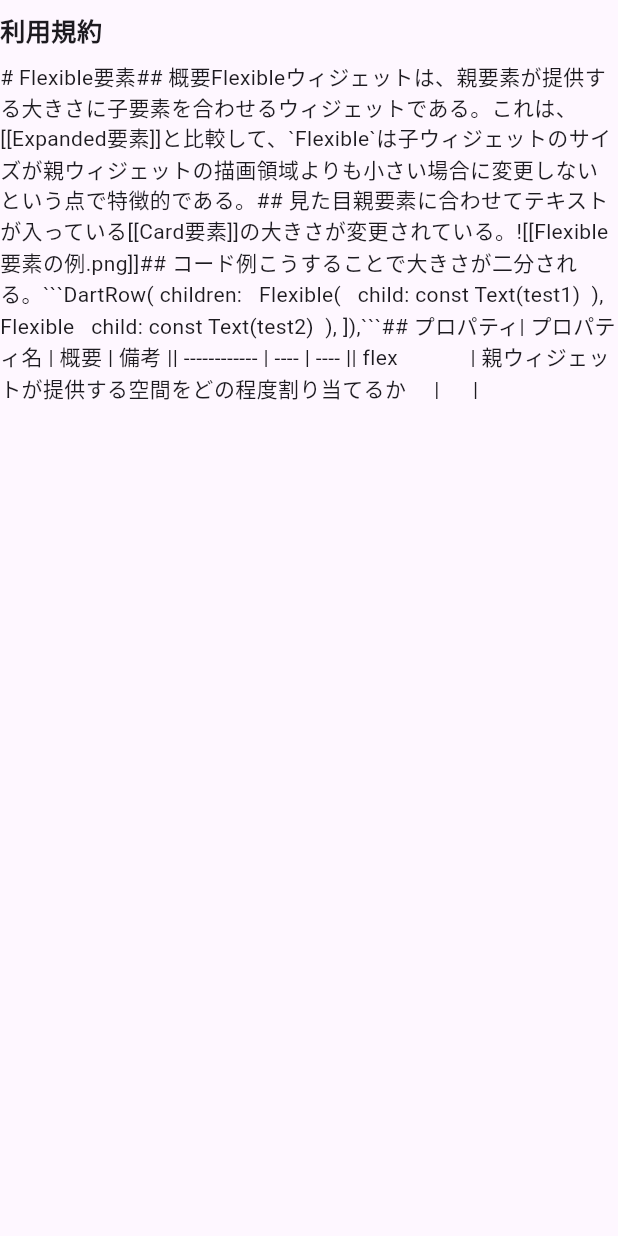
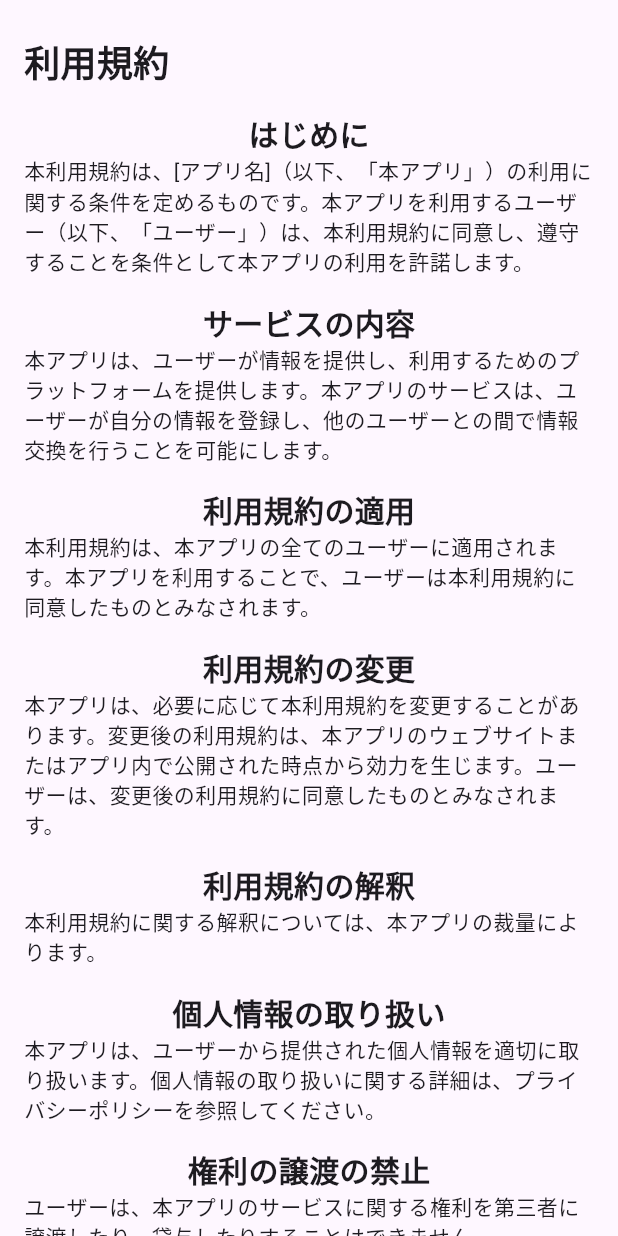
Before and after one commit to gls-tohtech/oshikatsu-product, a Flutter app: the TermOfServiceComponent widget shown alone on an empty page, opened directly, on a phone screen of 412 x 824 dp. Run offline on Flutter 3.47's test engine with Material 3 defaults, Android fonts, the phone set to English and light mode, and no system bars; our stand-ins replace cloud_firestore, file_picker, firebase_auth, firebase_core, firebase_storage, flutter_chat_types and 4 more; missing offline and left inert: flutter_firebase_chat_core; accounts and stored records are empty; network calls fail; project files that could hold a hidden picture were left out.

Commit message:
利用規約を見やすいように変更

````diff
--- a/flutter/lib/widgets/termOfService.dart
+++ b/flutter/lib/widgets/termOfService.dart
@@ -1,4 +1,5 @@
 import 'package:flutter/material.dart';
+import 'package:oshikatsu_product/widgets/standardPadding.dart';
 
 //ここに利用規約
 const TERM_OF_SERVICE_TEXT = "# Flexible要素## 概要Flexibleウィジェットは、親要素が提供する大きさに子要素を合わせるウィジェットである。これは、[[Expanded要素]]と比較して、`Flexible`は子ウィジェットのサイズが親ウィジェットの描画領域よりも小さい場合に変更しないという点で特徴的である。## 見た目親要素に合わせてテキストが入っている[[Card要素]]の大きさが変更されている。![[Flexible要素の例.png]]## コード例こうすることで大きさが二分される。```DartRow(	children: 		Flexible(			child: const Text(test1)		),		Flexible			child: const Text(test2)		),	]),```## プロパティ| プロパティ名 | 概要 | 備考 || ------------ | ---- | ---- || flex             | 親ウィジェットが提供する空間をどの程度割り当てるか     |      |";
@@ -10,17 +11,62 @@ class TermOfServiceComponent extends StatelessWidget {
     final Size size = MediaQuery.of(context).size;
     return Column(
       children: [
-        Padding(padding: EdgeInsets.symmetric(vertical:  size.height * 0.005)),
-        const Align(
-          alignment: Alignment.centerLeft,
-          child: Text(
-            "利用規約",
-            textScaler: TextScaler.linear(1.2),
-            style: TextStyle(fontWeight: FontWeight.bold),
+        StandartPaddingComponent(),
+        SingleChildScrollView(
+          padding: const EdgeInsets.all(16.0),
+          child: Column(
+            crossAxisAlignment: CrossAxisAlignment.start,
+            children: <Widget>[
+              const Align(
+                alignment: Alignment.centerLeft,
+                child: Text('利用規約', style: TextStyle(fontSize: 24, fontWeight: FontWeight.bold)),
+              ),
+              buildSection(
+                'はじめに',
+                '本利用規約は、[アプリ名]（以下、「本アプリ」）の利用に関する条件を定めるものです。本アプリを利用するユーザー（以下、「ユーザー」）は、本利用規約に同意し、遵守することを条件として本アプリの利用を許諾します。'
+              ),
+              buildSection(
+                'サービスの内容',
+                '本アプリは、ユーザーが情報を提供し、利用するためのプラットフォームを提供します。本アプリのサービスは、ユーザーが自分の情報を登録し、他のユーザーとの間で情報交換を行うことを可能にします。'
+              ),
+              buildSection(
+                '利用規約の適用',
+                '本利用規約は、本アプリの全てのユーザーに適用されます。本アプリを利用することで、ユーザーは本利用規約に同意したものとみなされます。'
+              ),
+              buildSection(
+                '利用規約の変更',
+                '本アプリは、必要に応じて本利用規約を変更することがあります。変更後の利用規約は、本アプリのウェブサイトまたはアプリ内で公開された時点から効力を生じます。ユーザーは、変更後の利用規約に同意したものとみなされます。'
+              ),
+              buildSection(
+                '利用規約の解釈',
+                '本利用規約に関する解釈については、本アプリの裁量によります。'
+              ),
+              buildSection(
+                '個人情報の取り扱い',
+                '本アプリは、ユーザーから提供された個人情報を適切に取り扱います。個人情報の取り扱いに関する詳細は、プライバシーポリシーを参照してください。'
+              ),
+              buildSection(
+                '権利の譲渡の禁止',
+                'ユーザーは、本アプリのサービスに関する権利を第三者に譲渡したり、貸与したりすることはできません。'
+              ),
+              buildSection(
+                '準拠法',
+                '本利用規約の解釈に関しては、日本法を準拠法とします。'
+              ),
+            ],
           ),
         ),
-        Padding(padding: EdgeInsets.symmetric(vertical:  size.height * 0.005)),
-        const Text(TERM_OF_SERVICE_TEXT)
+      ],
+    );
+  }
+
+  Widget buildSection(String title, String discription){
+    return Column(
+      mainAxisAlignment: MainAxisAlignment.start,
+      children: [
+        const SizedBox(height: 16),
+        Text(title, style: const TextStyle(fontSize: 20, fontWeight: FontWeight.bold)),
+        Text(discription),
       ],
     );
   }
````
